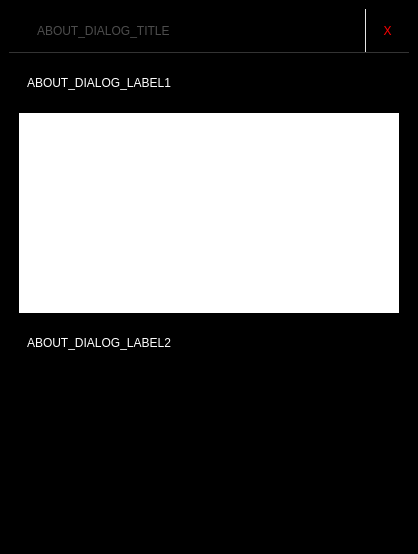
Qt form TradToll/diagnostic_tools/_common/common_tools_classes/sources/MAboutWidgetB.ui (tcvitani/VS17CmakeTest) before a commit.
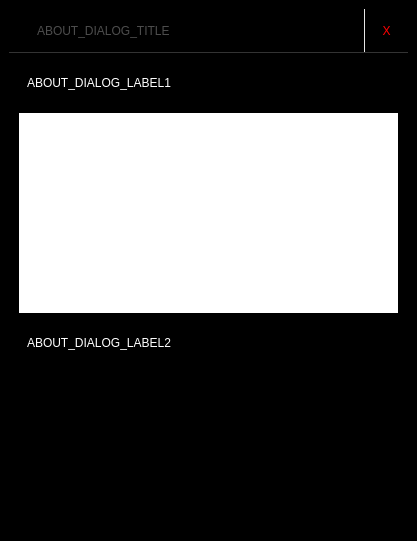
The same form after that commit. Icons and pictures are not drawn.

```diff
--- a/TradToll/diagnostic_tools/_common/common_tools_classes/sources/MAboutWidgetB.ui
+++ b/TradToll/diagnostic_tools/_common/common_tools_classes/sources/MAboutWidgetB.ui
@@ -6,8 +6,8 @@
    <rect>
     <x>0</x>
     <y>0</y>
-    <width>418</width>
-    <height>554</height>
+    <width>417</width>
+    <height>541</height>
    </rect>
   </property>
   <property name="windowTitle">
```
Left out of the diff: 18 changed lines with no effect on the pictures.
